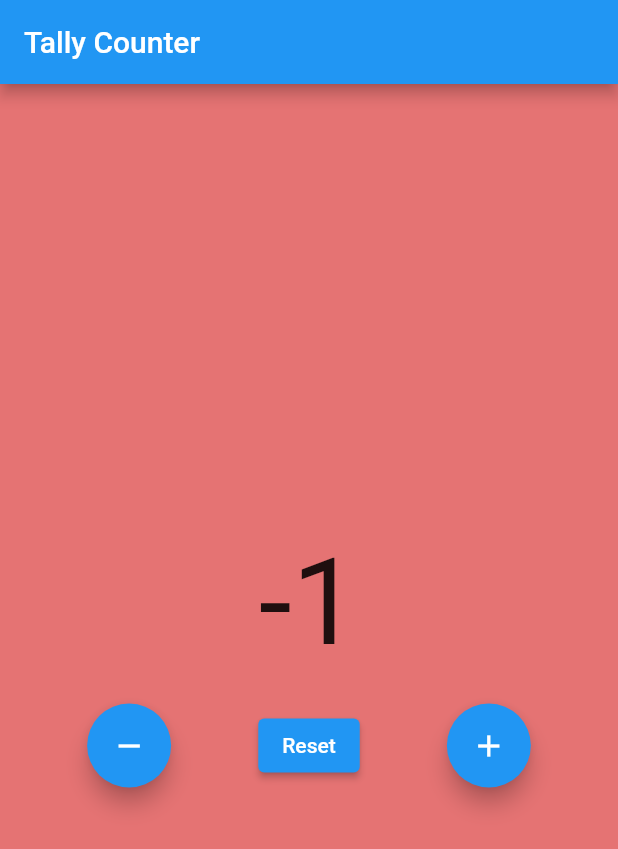
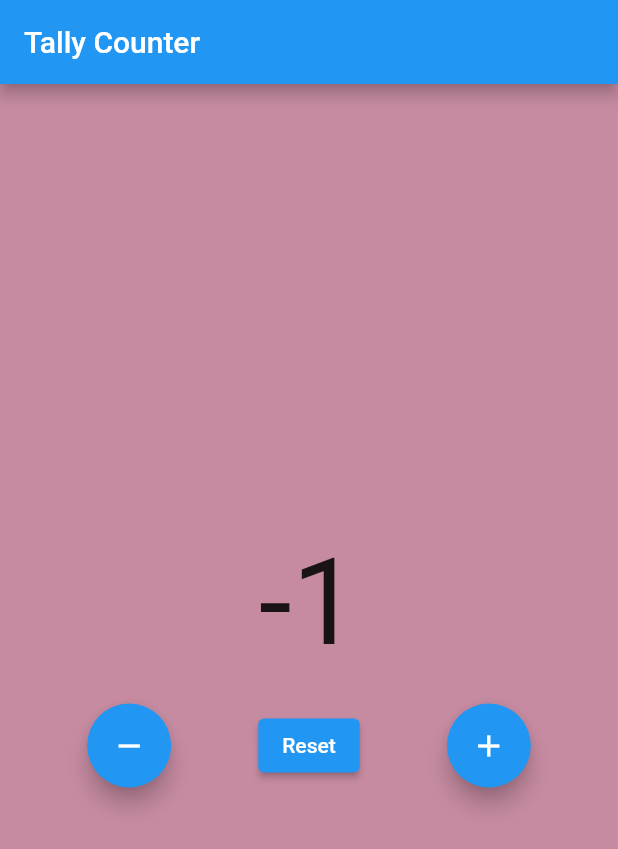
Before and after one commit to phantom3012/tallycounter, a Flutter app: the screen it shows after launch, after a tap on the "remove" icon, on a phone screen of 412 x 824 dp. Shown: the top 849 px of the screen. Run offline on Flutter 3.47's test engine with Material 2 defaults, Android fonts, the phone set to English and light mode, and no system bars.

Commit message:
added animation

```diff
--- a/lib/main.dart
+++ b/lib/main.dart
@@ -22,6 +22,7 @@ class HomePage extends StatefulWidget {
 
 class _HomePageState extends State<HomePage> {
   int _tally = 0;
+  Color _color = Colors.indigo[200];
 
   addTally() {
     setState(() {
@@ -45,20 +46,28 @@ class _HomePageState extends State<HomePage> {
   Widget build(BuildContext context) {
     Color getColour() {
       if (_tally > 0) {
-        return Colors.green[300];
+        _color = Colors.green[300];
       } else if (_tally < 0) {
-        return Colors.red[300];
+        _color = Colors.red[300];
       } else {
-        return Colors.indigo[200];
+        _color = Colors.indigo[200];
       }
     }
+
+    getColour();
 
     return Scaffold(
       appBar: AppBar(
         title: Text('Tally Counter'),
       ),
-      backgroundColor: getColour(),
-      body: Center(
+      body: Stack(children: [
+        AnimatedContainer(
+          height: MediaQuery.of(context).size.height,
+          width: MediaQuery.of(context).size.width,
+          duration: Duration(seconds: 2),
+          color: _color,
+        ),
+        Center(
           child: Column(
             crossAxisAlignment: CrossAxisAlignment.center,
             mainAxisAlignment: MainAxisAlignment.center,
@@ -90,6 +99,7 @@ class _HomePageState extends State<HomePage> {
             ],
           ),
         ),
+      ]),
     );
   }
 }
```
Lines whose indentation alone changed are shown as unchanged.
